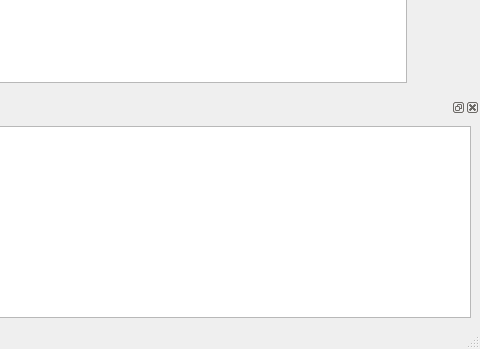
Qt form ui_files/DragonLog_MainWindow.ui (gitandy/DragonLog) before a commit; both pictures show x 806 to 1286 and y 551 to 900 of the 1286 by 900 pixel window.
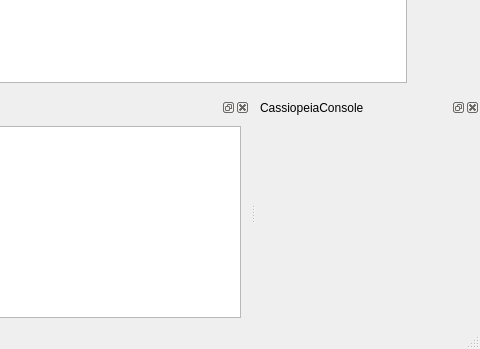
The same form after that commit. Icons and pictures are not drawn.

Commit message: Integrated CassiopeiaConsole

Patch:
```diff
--- a/ui_files/DragonLog_MainWindow.ui
+++ b/ui_files/DragonLog_MainWindow.ui
@@ -112,6 +112,12 @@
    <addaction name="actionWatch_file_for_QSOs_TB"/>
   </widget>
   <widget class="QDockWidget" name="logDockWidget">
+   <property name="sizePolicy">
+    <sizepolicy hsizetype="Minimum" vsizetype="Preferred">
+     <horstretch>0</horstretch>
+     <verstretch>0</verstretch>
+    </sizepolicy>
+   </property>
    <property name="features">
     <set>QDockWidget::DockWidgetClosable|QDockWidget::DockWidgetFloatable|QDockWidget::DockWidgetMovable</set>
    </property>
@@ -396,6 +402,18 @@
     </layout>
    </widget>
   </widget>
+  <widget class="QDockWidget" name="ccDockWidget">
+   <property name="allowedAreas">
+    <set>Qt::BottomDockWidgetArea|Qt::TopDockWidgetArea</set>
+   </property>
+   <property name="windowTitle">
+    <string>CassiopeiaConsole</string>
+   </property>
+   <attribute name="dockWidgetArea">
+    <number>8</number>
+   </attribute>
+   <widget class="QWidget" name="ccDockWidgetContents"/>
+  </widget>
   <action name="actionLog_QSO">
    <property name="icon">
     <iconset>
```
Left out of the diff: 46 changed lines with no effect on the pictures. The commit also changes 11 other files.
